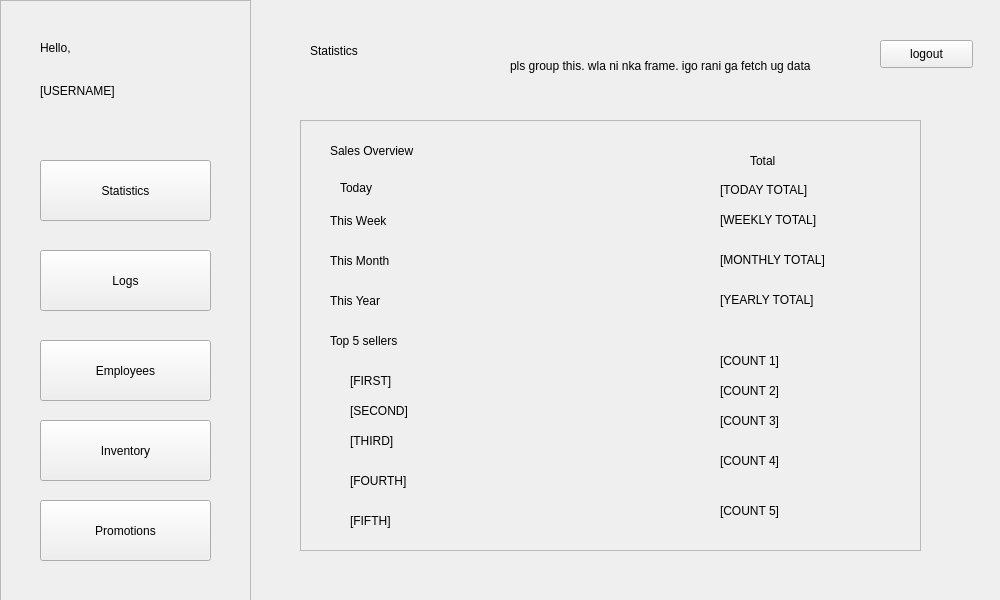
This is POS/UI/statistics.ui in ReiZedlav/CSCC-21.1-Software-Engineering-1 as Qt 5 draws it before an edit. The edited form follows.
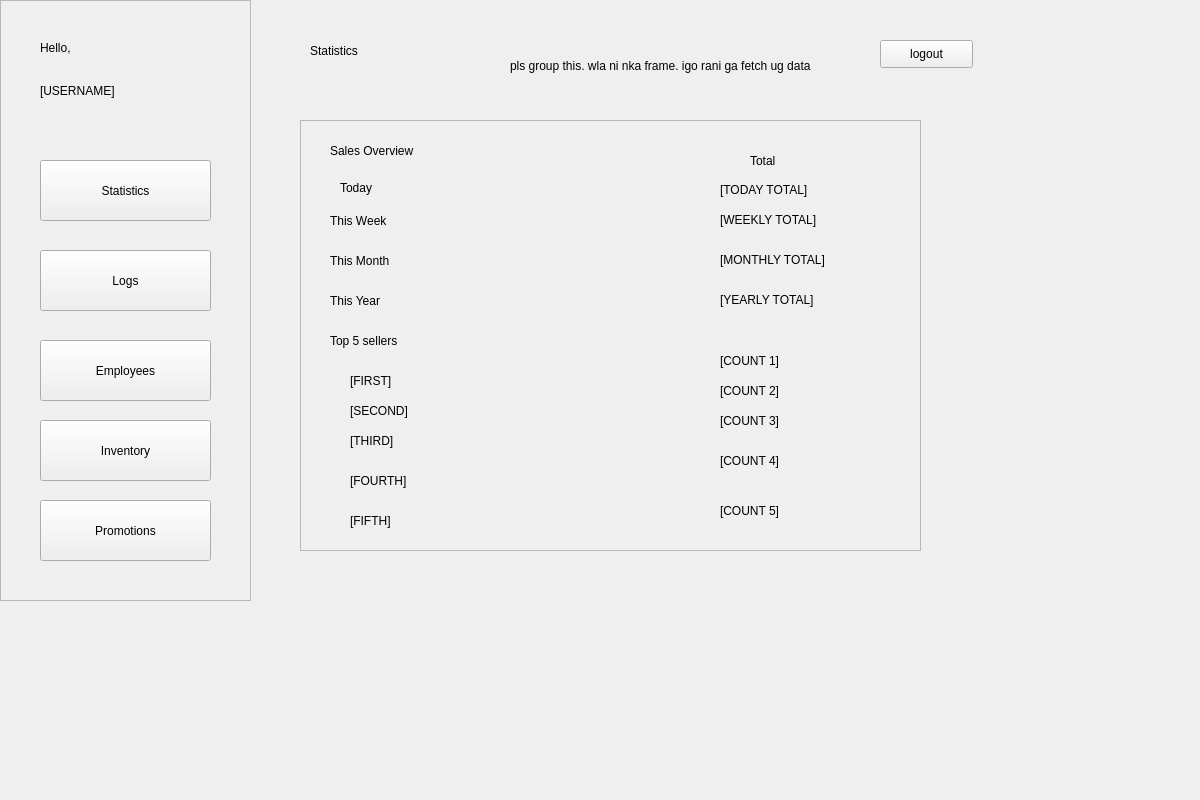
This is the edited form.

```diff
--- a/POS/UI/statistics.ui
+++ b/POS/UI/statistics.ui
@@ -6,8 +6,8 @@
    <rect>
     <x>0</x>
     <y>0</y>
-    <width>1000</width>
-    <height>600</height>
+    <width>1200</width>
+    <height>800</height>
    </rect>
   </property>
   <property name="windowTitle">
```
Left out of the diff: 2 changed lines with no effect on the pictures.
